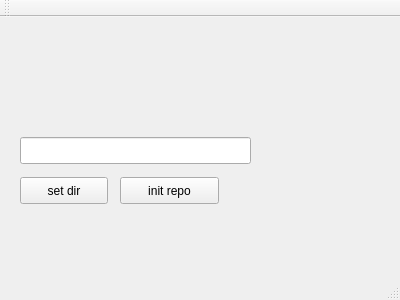
First picture: the form in mainwindow.ui, repository johnty/qt-git-test, before the edit.
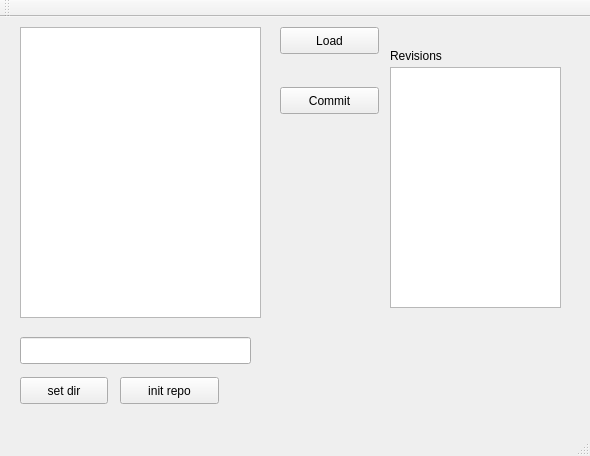
Second picture: the form after the edit.

Patch:
```diff
--- a/mainwindow.ui
+++ b/mainwindow.ui
@@ -6,8 +6,8 @@
    <rect>
     <x>0</x>
     <y>0</y>
-    <width>400</width>
-    <height>300</height>
+    <width>590</width>
+    <height>456</height>
    </rect>
   </property>
   <property name="windowTitle">
@@ -18,7 +18,7 @@
     <property name="geometry">
      <rect>
       <x>20</x>
-      <y>160</y>
+      <y>360</y>
       <width>88</width>
       <height>27</height>
      </rect>
@@ -31,17 +31,20 @@
     <property name="geometry">
      <rect>
       <x>20</x>
-      <y>120</y>
+      <y>320</y>
       <width>231</width>
       <height>27</height>
      </rect>
     </property>
+    <property name="readOnly">
+     <bool>true</bool>
+    </property>
    </widget>
    <widget class="QPushButton" name="pushButtonInit">
     <property name="geometry">
      <rect>
       <x>120</x>
-      <y>160</y>
+      <y>360</y>
       <width>99</width>
       <height>27</height>
      </rect>
@@ -50,6 +53,65 @@
      <string>init repo</string>
     </property>
    </widget>
+   <widget class="QTextEdit" name="textContent">
+    <property name="geometry">
+     <rect>
+      <x>20</x>
+      <y>10</y>
+      <width>241</width>
+      <height>291</height>
+     </rect>
+    </property>
+   </widget>
+   <widget class="QPushButton" name="pushButtonCommit">
+    <property name="geometry">
+     <rect>
+      <x>280</x>
+      <y>70</y>
+      <width>99</width>
+      <height>27</height>
+     </rect>
+    </property>
+    <property name="text">
+     <string>Commit</string>
+    </property>
+   </widget>
+   <widget class="QTextEdit" name="textEdit">
+    <property name="geometry">
+     <rect>
+      <x>390</x>
+      <y>50</y>
+      <width>171</width>
+      <height>241</height>
+     </rect>
+    </property>
+   </widget>
+   <widget class="QLabel" name="label">
+    <property name="geometry">
+     <rect>
+      <x>390</x>
+      <y>30</y>
+      <width>67</width>
+      <height>17</height>
+     </rect>
+    </property>
+    <property name="text">
+     <string>Revisions</string>
+    </property>
+   </widget>
+   <widget class="QPushButton" name="pushButtonLoad">
+    <property name="geometry">
+     <rect>
+      <x>280</x>
+      <y>10</y>
+      <width>99</width>
+      <height>27</height>
+     </rect>
+    </property>
+    <property name="text">
+     <string>Load</string>
+    </property>
+   </widget>
   </widget>
   <widget class="QMenuBar" name="menuBar">
    <property name="geometry">
```
Left out of the diff: 2 changed lines with no effect on the pictures.
